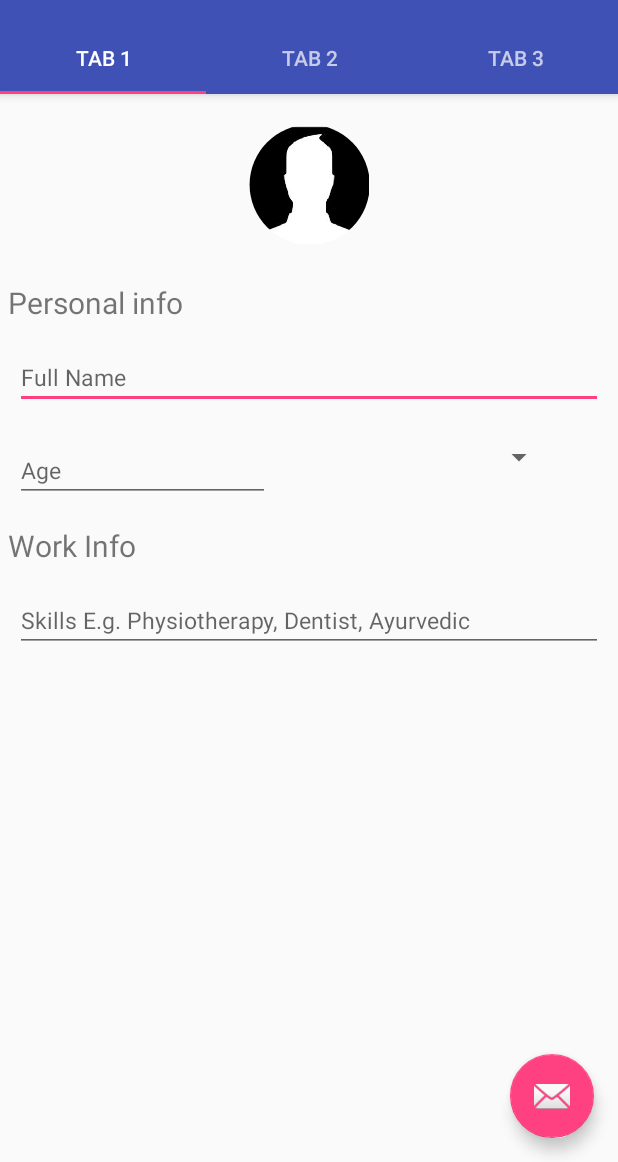
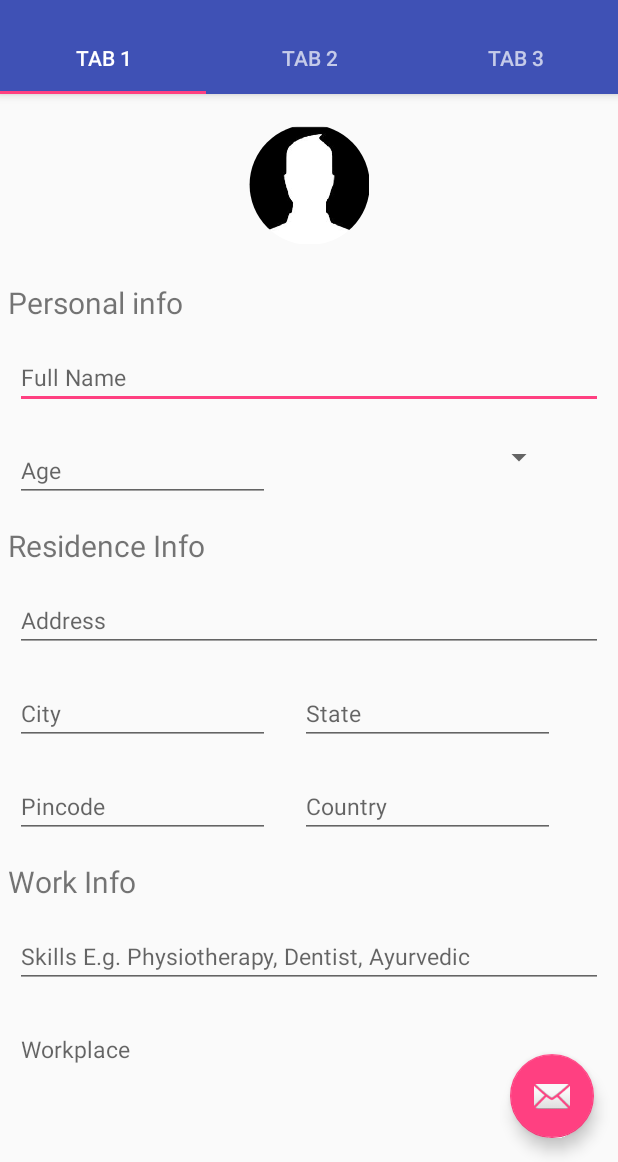
Before and after one commit to Driviz/DrCare, an Android app: the screen it shows after launch (MainActivity_Doctor), on a phone screen of 412 x 824 dp, the part 74-1236 px from its top. Run offline under Robolectric (Android 15) with nearby library versions, the light colour scheme and no system bars.

Commit message:
frag1 form only appointmnts left

```diff
--- a/app/src/main/res/layout/fragment_main_activity__doctor.xml
+++ b/app/src/main/res/layout/fragment_main_activity__doctor.xml
@@ -77,10 +77,72 @@
             android:layout_width="match_parent"
             android:layout_height="wrap_content"
             android:layout_below="@id/Age"
+            android:id="@+id/Residence_info"
+            android:layout_margin="5dp"
+            android:textSize="20sp"
+            android:text="Residence Info" />
+
+        <EditText
+            android:layout_width="match_parent"
+            android:layout_height="wrap_content"
+            android:id="@+id/Address"
+            android:inputType="text"
+            android:hint="Address"
+            android:layout_margin="10dp"
+            android:textSize="15sp"
+            android:layout_below="@id/Residence_info" />
+
+        <EditText
+            android:layout_width="170dp"
+            android:layout_height="wrap_content"
+            android:id="@+id/city"
+            android:inputType="textAutoComplete"
+            android:hint="City"
+            android:layout_margin="10dp"
+            android:textSize="15sp"
+            android:layout_below="@id/Address"/>
+
+        <TextView
+            android:layout_width="match_parent"
+            android:layout_height="wrap_content"
+            android:layout_below="@id/pin"
             android:id="@+id/Work_info"
             android:layout_margin="5dp"
             android:textSize="20sp"
             android:text="Work Info" />
+
+        <EditText
+            android:id="@+id/State"
+            android:layout_width="170dp"
+            android:layout_margin="10dp"
+            android:textSize="15sp"
+            android:inputType="text"
+            android:hint="State"
+            android:layout_height="wrap_content"
+            android:layout_toRightOf="@+id/city"
+            android:layout_below="@id/Address"
+            />
+
+        <EditText
+            android:layout_width="170dp"
+            android:layout_height="wrap_content"
+            android:layout_margin="10dp"
+            android:textSize="15sp"
+            android:inputType="number"
+            android:hint="Pincode"
+            android:layout_below="@id/city"
+            android:id="@+id/pin"/>
+
+        <EditText
+            android:layout_width="170dp"
+            android:layout_height="wrap_content"
+            android:layout_margin="10dp"
+            android:textSize="15sp"
+            android:inputType="number"
+            android:hint="Country"
+            android:layout_below="@id/city"
+            android:layout_toRightOf="@id/pin"
+            android:id="@+id/country"/>
 
         <EditText
             android:layout_width="match_parent"
@@ -88,13 +150,20 @@
             android:layout_below="@id/Work_info"
             android:layout_margin="10dp"
             android:textSize="15sp"
-            android:inputType="textAutoComplete"
+            android:inputType="text"
             android:id="@+id/Skills"
             android:hint="Skills E.g. Physiotherapy, Dentist, Ayurvedic" />
 
-
-
-
+        <EditText
+            android:layout_width="match_parent"
+            android:layout_height="wrap_content"
+            android:layout_below="@id/Skills"
+            android:layout_margin="10dp"
+            android:textSize="15sp"
+            android:inputType="text"
+            android:hint="Workplace"
+            android:id="@+id/WorkPlace"
+            android:paddingBottom="100dp" />
     </RelativeLayout>
 
     </ScrollView>
```
